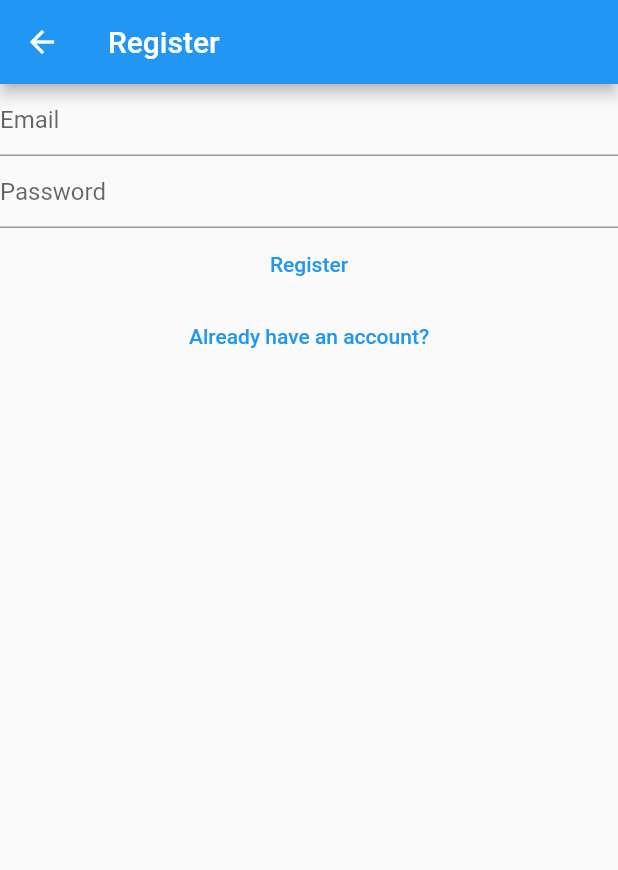
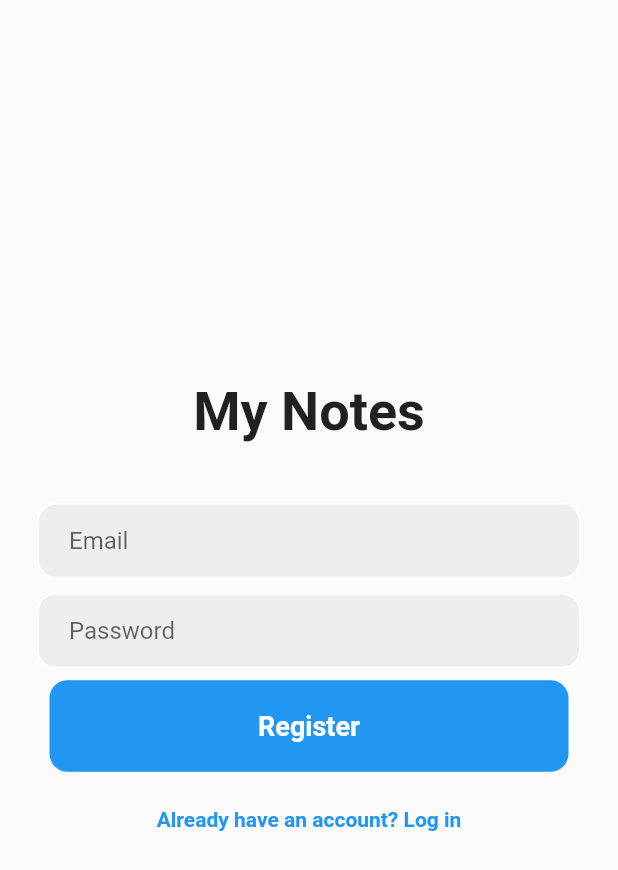
Before and after one commit to imtusharchavan/my-notes-flutter-app, a Flutter app: the RegisterView screen opened by its route, on a phone screen of 412 x 824 dp. Shown: the top 870 px of the screen. Run offline on Flutter 3.47's test engine with Material 2 defaults, Android fonts, the phone set to English and light mode, and no system bars; our stand-ins replace firebase_auth, firebase_core, sqflite; accounts and stored records are empty; network calls fail.

Commit message:
Change UI

```diff
--- a/lib/main.dart
+++ b/lib/main.dart
@@ -48,7 +48,7 @@ class HomePage extends StatelessWidget {
               return const LoginView();
             }
           default:
-            return const CircularProgressIndicator();
+            return const Center(child: CircularProgressIndicator());
         }
       },
     );
--- a/lib/views/register_view.dart
+++ b/lib/views/register_view.dart
@@ -31,24 +31,69 @@ class _RegisterViewState extends State<RegisterView> {
   @override
   Widget build(BuildContext context) {
     return Scaffold(
-      appBar: AppBar(
-        title: const Text('Register'),
+      body: SafeArea(
+        child: Center(
+          child: Column(
+            mainAxisAlignment: MainAxisAlignment.center,
+            children: [
+              const Text(
+                'My Notes',
+                style: TextStyle(
+                  fontWeight: FontWeight.bold,
+                  fontSize: 36,
+                )
               ),
-      body: Column(
-        children: [
-          TextField(
+
+              const SizedBox(height: 40,),
+
+              Padding(
+                padding: const EdgeInsets.symmetric(horizontal: 25.0),
+                child: Container(
+                  decoration: BoxDecoration(
+                    color: Colors.grey[200],
+                    border: Border.all(color: Colors.white),
+                    borderRadius: BorderRadius.circular(12),
+                  ),
+                  child: Padding(
+                    padding: const EdgeInsets.only(left: 20.0),
+                    child: TextField(
                       controller: _email,
                       enableSuggestions: false,
                       autocorrect: false,
                       keyboardType: TextInputType.emailAddress,
-            decoration: const InputDecoration(hintText: 'Email'),
+                      decoration: const InputDecoration(
+                        border: InputBorder.none,
+                        hintText: 'Email',
                       ),
-          TextField(
+                    ),
+                  ),
+                ),
+              ),
+              const SizedBox(
+                height: 10,
+              ),
+              Padding(
+                padding: const EdgeInsets.symmetric(horizontal: 25.0),
+                child: Container(
+                  decoration: BoxDecoration(
+                    color: Colors.grey[200],
+                    border: Border.all(color: Colors.white),
+                    borderRadius: BorderRadius.circular(12),
+                  ),
+                  child: Padding(
+                    padding: const EdgeInsets.only(left: 20.0),
+                    child: TextField(
                       controller: _password,
                       obscureText: true,
                       enableSuggestions: false,
                       autocorrect: false,
-            decoration: const InputDecoration(hintText: 'Password'),
+                      decoration: const InputDecoration(
+                        border: InputBorder.none,
+                        hintText: 'Password',
+                      ),
+                    ),
+                  ),
+                ),
               ),
               TextButton(
                 onPressed: () async {
@@ -83,7 +128,26 @@ class _RegisterViewState extends State<RegisterView> {
                     );
                   }
                 },
-            child: const Text('Register'),
+                child: Padding(
+                  padding: const EdgeInsets.symmetric(horizontal: 25.0),
+                  child: Container(
+                    padding: const EdgeInsets.all(20),
+                    decoration: BoxDecoration(
+                      color: Colors.blue,
+                      borderRadius: BorderRadius.circular(12),
+                    ),
+                    child: const Center(
+                      child: Text(
+                        'Register',
+                        style: TextStyle(
+                          color: Colors.white,
+                          fontWeight: FontWeight.bold,
+                          fontSize: 18,
+                        ),
+                      ),
+                    ),
+                  ),
+                ),
               ),
               TextButton(
                 onPressed: () {
@@ -92,9 +156,16 @@ class _RegisterViewState extends State<RegisterView> {
                     (route) => false,
                   );
                 },
-            child: const Text('Already have an account?'),
-          )
+                child: const Text(
+                    "Already have an account? Log in",
+                    style: TextStyle(
+                      color: Colors.blue,
+                      fontWeight: FontWeight.bold,
+                    ),
+                  ))
             ],
+          ),
+        ),
       ),
     );
   }
```
Also changed, not shown: lib/views/login_view.dart (+82 -8 lines), pubspec.yaml (+5 -4 lines), pubspec.lock. Lines whose indentation alone changed are shown as unchanged.
